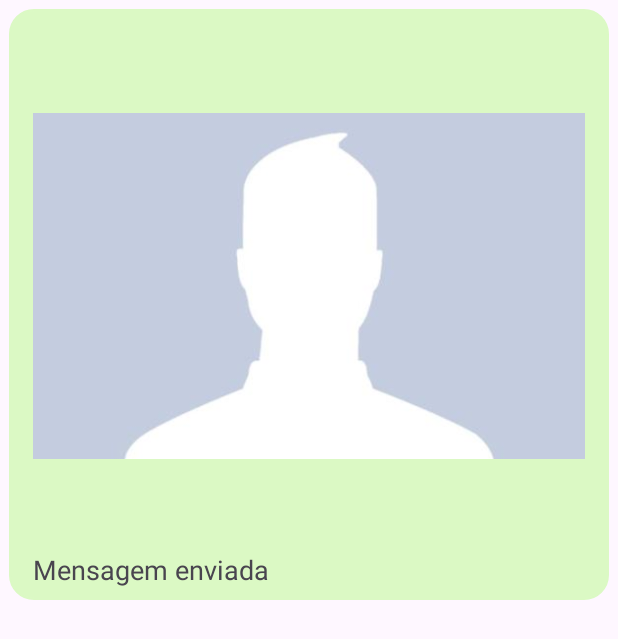
After one commit to GabrielPortari/WhatsappClone, an Android app: the layout item_recycler_msgenviada.xml on its own in the app's theme, with its tools: preview values and no code run, on a phone screen of 412 x 824 dp. The commit adds this screen. Shown: the top 639 px of the screen. Run offline under Robolectric (Android 15) with nearby library versions, the phone set to English and light mode, and no system bars.

Commit message:
criação da interface de mensagens, comunicação entre usuarios (mensagens), agora as mensagens aparecem no chat de conversa e são salvas no firebase

```diff
--- a/app/src/main/java/com/example/whatsappclone/fragment/ContatosFragment.java
+++ b/app/src/main/java/com/example/whatsappclone/fragment/ContatosFragment.java
@@ -101,6 +101,7 @@ public class ContatosFragment extends Fragment {
                 for(DataSnapshot dados : snapshot.getChildren()){
                     /*Lista os usuários cadastrados, porém
                     não adiciona o próprio usuario aos contatos*/
+
                     Usuario usuario = dados.getValue(Usuario.class);
                     if(!usuario.getEmail().equals(usuarioAtual.getEmail())){
                         listaContatos.add(usuario);
--- /dev/null
+++ b/app/src/main/res/drawable/bg_balao.xml
@@ -0,0 +1,15 @@
+<?xml version="1.0" encoding="utf-8"?>
+<shape xmlns:android="http://schemas.android.com/apk/res/android">
+    <solid android:color="@color/colorPrimary"></solid>
+    <corners android:radius="16dp"></corners>
+    <padding
+        android:top="8dp"
+        android:bottom="8dp"
+        android:left="16dp"
+        android:right="16dp">
+    </padding>
+    <stroke
+        android:width="1dp"
+        android:color="@color/gray">
+    </stroke>
+</shape>
--- a/app/src/main/res/layout/activity_chat.xml
+++ b/app/src/main/res/layout/activity_chat.xml
@@ -22,7 +22,7 @@
         android:id="@+id/circleImageView_chat"
         android:layout_width="40dp"
         android:layout_height="40dp"
-        android:layout_marginStart="16dp"
+        android:layout_marginStart="64dp"
         android:src="@drawable/padrao"
         app:layout_constraintBottom_toBottomOf="@+id/toolbar2"
         app:layout_constraintStart_toStartOf="parent"
--- /dev/null
+++ b/app/src/main/res/layout/item_recycler_msgenviada.xml
@@ -0,0 +1,29 @@
+<?xml version="1.0" encoding="utf-8"?>
+<RelativeLayout xmlns:android="http://schemas.android.com/apk/res/android"
+    xmlns:app="http://schemas.android.com/apk/res-auto"
+    android:layout_width="match_parent"
+    android:layout_height="wrap_content">
+
+    <LinearLayout
+        android:layout_width="wrap_content"
+        android:layout_height="wrap_content"
+        android:layout_margin="6dp"
+        android:layout_alignParentRight="true"
+        android:background="@drawable/bg_balao"
+        android:backgroundTint="@color/enviarMensagemColor"
+        android:orientation="vertical">
+
+        <ImageView
+            android:id="@+id/itemRecycler_img"
+            android:layout_width="wrap_content"
+            android:layout_height="wrap_content"
+            app:srcCompat="@drawable/padrao" />
+
+        <TextView
+            android:id="@+id/itemRecycler_msg"
+            android:layout_width="match_parent"
+            android:layout_height="wrap_content"
+            android:text="@string/mensagemEnviada"
+            android:textSize="18sp" />
+    </LinearLayout>
+</RelativeLayout>
--- a/app/src/main/res/values/colors.xml
+++ b/app/src/main/res/values/colors.xml
@@ -7,4 +7,6 @@
     <color name="colorPrimary">#075E54</color>
     <color name="colorPrimaryDark">#054D44</color>
     <color name="colorAccent">#25D366</color>
+
+    <color name="enviarMensagemColor">#DBF9C4</color>
 </resources>
--- a/app/src/main/res/values/strings.xml
+++ b/app/src/main/res/values/strings.xml
@@ -20,5 +20,6 @@
     <string name="contato_email">Email de Usuário</string>
 
     <string name="info_config">Este não é seu nome de usuário e/ou senha, este nome ficará visível para outros contatos do seu Whatsapp</string>
-
+    <string name="mensagemEnviada">Mensagem enviada</string>
+    <string name="mensagemRecebida">Mensagem recebida</string>
 </resources>
```
Also changed, not shown: app/src/main/java/com/example/whatsappclone/activity/ChatActivity.java (+135 -5 lines), app/src/main/java/com/example/whatsappclone/adapter/MensagemAdapter.java (added, +87 -0 lines), app/src/main/java/com/example/whatsappclone/model/Mensagem.java (added, +34 -0 lines), app/src/main/res/layout/content_chat.xml (+3 -4 lines), app/src/main/res/layout/item_recycler_msgrecebida.xml (added, +29 -0 lines).
